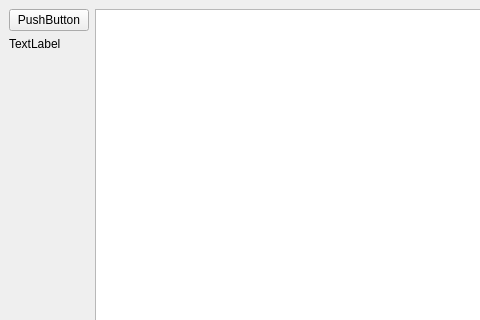
Qt form mainwindow.ui (Egor-Pavlov/diplom) before a commit; both pictures show x 0 to 480 and y 0 to 320 of the 800 by 600 pixel window.
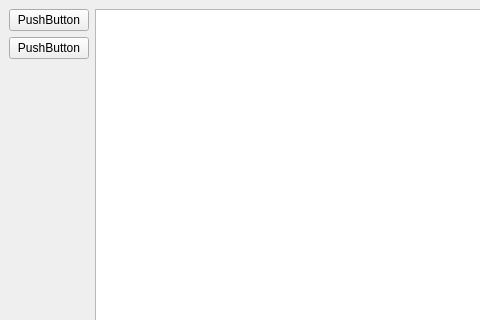
The same form after that commit.

What changed in the file:
```diff
--- a/mainwindow.ui
+++ b/mainwindow.ui
@@ -61,9 +61,9 @@
      </widget>
     </item>
     <item row="1" column="0">
-     <widget class="QLabel" name="label">
+     <widget class="QPushButton" name="pushButton_2">
       <property name="text">
-       <string>TextLabel</string>
+       <string>PushButton</string>
       </property>
      </widget>
     </item>
```
